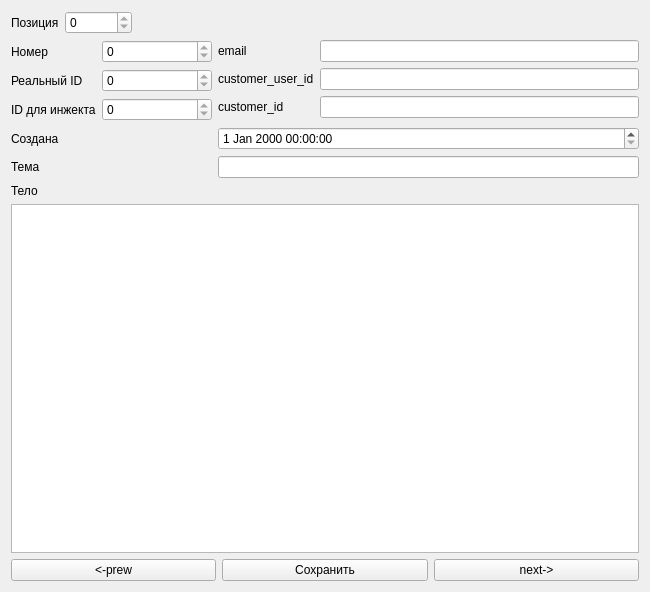
This is ticketpreview.ui in kin63camapa/convertor as Qt 5 draws it before an edit. The edited form follows.
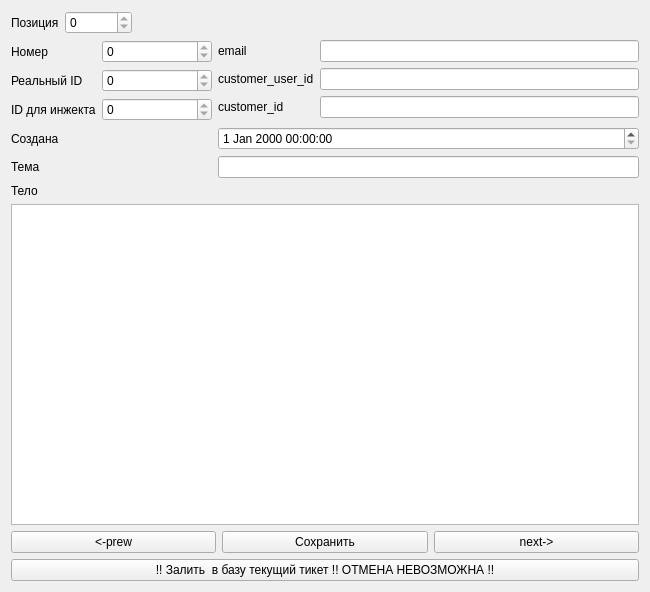
This is the edited form.

```diff
--- a/ticketpreview.ui
+++ b/ticketpreview.ui
@@ -202,6 +202,13 @@
      </item>
     </layout>
    </item>
+   <item>
+    <widget class="QPushButton" name="injectBtn">
+     <property name="text">
+      <string>!! Залить  в базу текущий тикет !! ОТМЕНА НЕВОЗМОЖНА !!</string>
+     </property>
+    </widget>
+   </item>
   </layout>
  </widget>
  <resources/>
```
